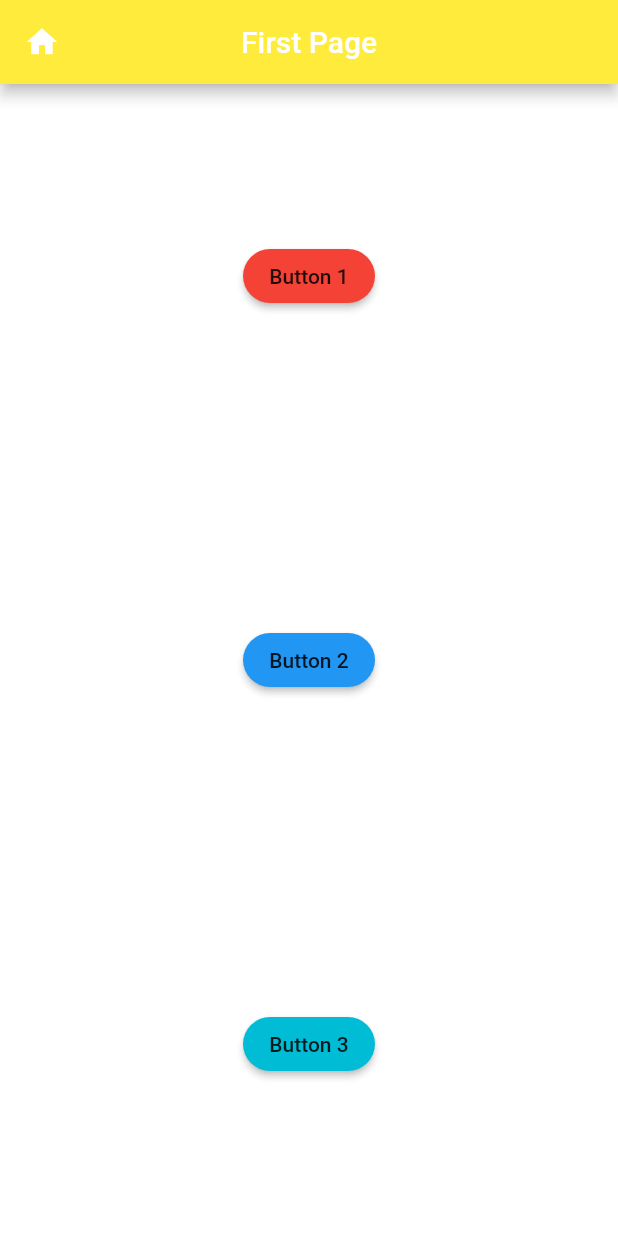
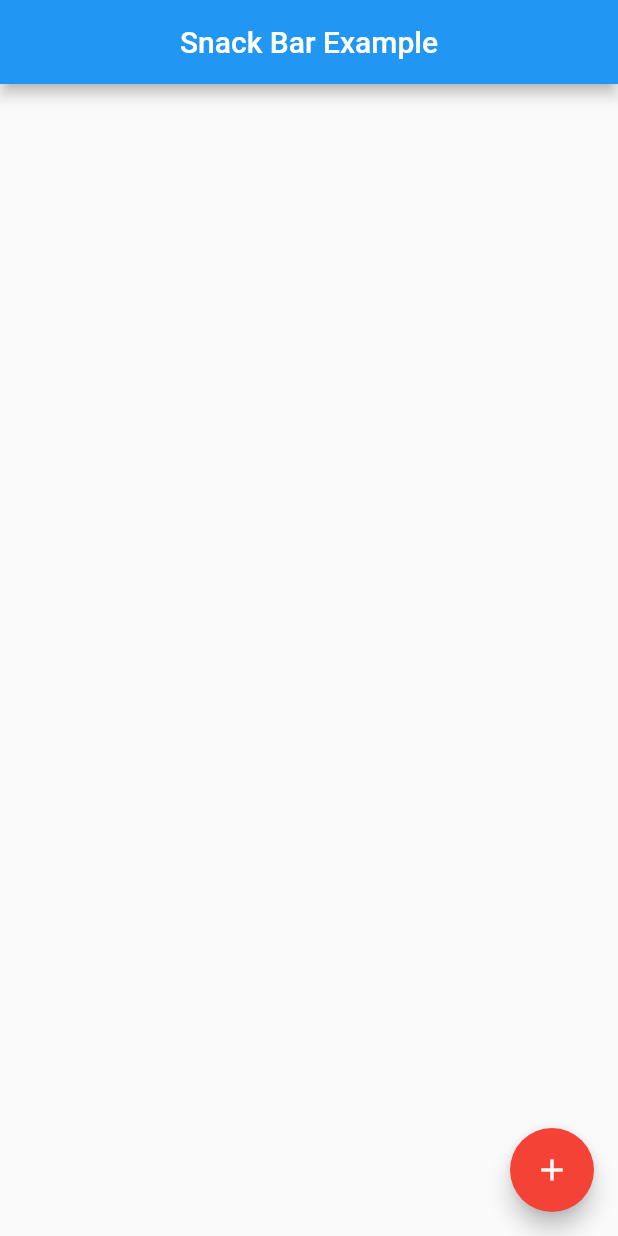
Before and after one commit to rameshboyee-personal/flutter_learning, a Flutter app: the screen it shows after launch, on a phone screen of 412 x 824 dp. Run offline on Flutter 3.47's test engine with Material 2 defaults, Android fonts, the phone set to English and light mode, and no system bars.

Commit message:
Regarding practicing  on some on below widgets... ---------------------------------------- container_margin_padding.dart floating_action_button.dart main.dart my_first_page.dart snack_bar.dart text_field_page.dart ----------------------------------------

```diff
--- a/lib/Screens/my_first_page.dart
+++ b/lib/Screens/my_first_page.dart
@@ -1,4 +1,3 @@
-import 'package:flutter/cupertino.dart';
 import 'package:flutter/material.dart';
 
 import 'my_page.dart';
--- /dev/null
+++ b/lib/Screens/snack_bar.dart
@@ -0,0 +1,34 @@
+import 'package:flutter/material.dart';
+
+class SnackBarPage extends StatelessWidget {
+  final scafoldKey = GlobalKey<ScaffoldState>();
+
+  SnackBarPage({Key? key}) : super(key: key);
+
+  @override
+  Widget build(BuildContext context) {
+    return Scaffold(
+      key: scafoldKey,
+      appBar: AppBar(
+        title: Text("Snack Bar Example"),
+        centerTitle: true,
+      ),
+      floatingActionButton: FloatingActionButton(
+        onPressed: () {
+          var snackBar = SnackBar(
+            content: Text("This is Snack Bar",style:TextStyle(color: Colors.yellow),),
+            backgroundColor: Colors.green,
+            action: SnackBarAction(label: 'Undo',onPressed: (){
+              print("Undo Snack bar");
+            },textColor: Colors.yellow,),
+
+            );
+          scafoldKey.currentState?.showSnackBar(snackBar);
+        },
+        child: Icon(Icons.add),
+        backgroundColor: Colors.red,
+        tooltip: "Snack Bar message purpose",
+      ),
+    );
+  }
+}
--- a/lib/main.dart
+++ b/lib/main.dart
@@ -1,9 +1,13 @@
 import 'package:flutter/material.dart';
+import 'package:hello_world/Screens/container_margin_padding.dart';
 import 'package:hello_world/Screens/my_first_page.dart';
 import 'package:hello_world/Screens/raised_button.dart';
 import 'package:hello_world/Screens/row_widget.dart';
+import 'package:hello_world/Screens/text_field_page.dart';
 
 import 'Screens/column_widget.dart';
+import 'Screens/floating_action_button.dart';
+import 'Screens/snack_bar.dart';
 //Widgets App
 //Material App
 
@@ -19,13 +23,13 @@ class MyApp extends StatelessWidget {
   Widget build(BuildContext context) {
     return MaterialApp(
       title: "My APP First Page",
-      color: Colors.red,
+      color: Colors.blue,
       debugShowCheckedModeBanner: false,
       theme: ThemeData(
-        primarySwatch: Colors.red,
+        primarySwatch: Colors.blue,
         brightness: Brightness.light, /*fontFamily: "Ind"*/
       ),
-      home:const ColoumnWidgetPage()
+      home: SnackBarPage()
     );
   }
 }
```
Also changed, not shown: lib/Screens/container_margin_padding.dart (added, +29 -0 lines), lib/Screens/floating_action_button.dart (added, +24 -0 lines), lib/Screens/text_field_page.dart (added, +61 -0 lines).
